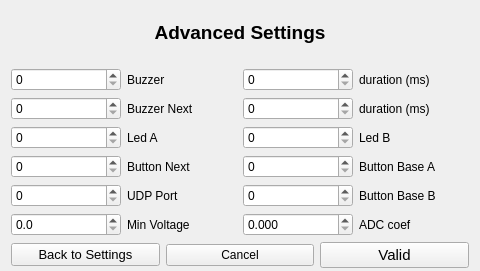
jomarin38/F3FChrono, file F3FChrono/gui/WSettingsAdvanced.ui: the form before one commit.
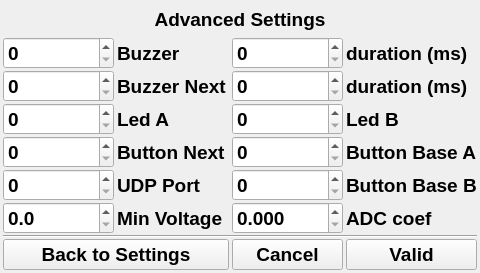
The form after the commit.

Commit message: gui - remove time laps gui - chrono time without decimal during couting up/down gui - button label increase size and bold gui - refly reset ui, remove next pilot function chrono/gui - refly flag validated process

Diff of the .ui file:
```diff
--- a/F3FChrono/gui/WSettingsAdvanced.ui
+++ b/F3FChrono/gui/WSettingsAdvanced.ui
@@ -7,200 +7,336 @@
     <x>0</x>
     <y>0</y>
     <width>480</width>
-    <height>271</height>
+    <height>273</height>
    </rect>
   </property>
   <property name="windowTitle">
    <string>Form</string>
   </property>
   <layout class="QGridLayout" name="gridLayout">
+   <property name="leftMargin">
+    <number>3</number>
+   </property>
    <property name="topMargin">
     <number>3</number>
    </property>
+   <property name="rightMargin">
+    <number>3</number>
+   </property>
    <property name="bottomMargin">
     <number>3</number>
    </property>
-   <item row="0" column="0">
-    <layout class="QVBoxLayout" name="verticalLayout">
-     <item>
-      <layout class="QHBoxLayout" name="horizontalLayout_2">
-       <item>
-        <widget class="QLabel" name="label">
-         <property name="font">
-          <font>
-           <pointsize>14</pointsize>
-           <weight>75</weight>
-           <bold>true</bold>
-          </font>
-         </property>
-         <property name="text">
-          <string>Advanced Settings</string>
-         </property>
-         <property name="alignment">
-          <set>Qt::AlignCenter</set>
-         </property>
-        </widget>
-       </item>
-      </layout>
-     </item>
-     <item>
-      <layout class="QGridLayout" name="gridLayout_2">
-       <item row="0" column="0">
-        <layout class="QHBoxLayout" name="horizontalLayout_9">
-         <item>
-          <widget class="QSpinBox" name="port_buzzer"/>
-         </item>
-         <item>
-          <widget class="QLabel" name="label_7">
-           <property name="text">
-            <string>Buzzer</string>
-           </property>
-          </widget>
-         </item>
-        </layout>
-       </item>
-       <item row="3" column="0">
-        <layout class="QHBoxLayout" name="horizontalLayout_7">
-         <item>
-          <widget class="QSpinBox" name="port_btn_next"/>
-         </item>
-         <item>
-          <widget class="QLabel" name="label_5">
-           <property name="text">
-            <string>Button Next</string>
-           </property>
-          </widget>
-         </item>
-        </layout>
-       </item>
-       <item row="1" column="1">
-        <layout class="QHBoxLayout" name="horizontalLayout_21">
-         <item>
-          <widget class="QSpinBox" name="buzzer_next_duration">
-           <property name="maximum">
-            <number>65535</number>
-           </property>
-          </widget>
-         </item>
-         <item>
-          <widget class="QLabel" name="label_19">
-           <property name="text">
-            <string>duration (ms)</string>
-           </property>
-          </widget>
-         </item>
-        </layout>
-       </item>
-       <item row="2" column="1">
-        <layout class="QHBoxLayout" name="horizontalLayout_12">
-         <item>
-          <widget class="QSpinBox" name="port_ledB"/>
-         </item>
-         <item>
+   <property name="horizontalSpacing">
+    <number>3</number>
+   </property>
+   <property name="verticalSpacing">
+    <number>1</number>
+   </property>
+   <item row="3" column="3">
           <widget class="QLabel" name="label_10">
+     <property name="font">
+      <font>
+       <pointsize>14</pointsize>
+       <weight>75</weight>
+       <bold>true</bold>
+      </font>
+     </property>
            <property name="text">
             <string>Led B</string>
            </property>
           </widget>
          </item>
-        </layout>
+   <item row="4" column="0">
+    <widget class="QSpinBox" name="port_btn_next">
+     <property name="font">
+      <font>
+       <pointsize>14</pointsize>
+       <weight>75</weight>
+       <bold>true</bold>
+      </font>
+     </property>
+    </widget>
+   </item>
+   <item row="5" column="0">
+    <widget class="QSpinBox" name="udp_port">
+     <property name="font">
+      <font>
+       <pointsize>14</pointsize>
+       <weight>75</weight>
+       <bold>true</bold>
+      </font>
+     </property>
+     <property name="maximum">
+      <number>65535</number>
+     </property>
+    </widget>
+   </item>
+   <item row="5" column="2">
+    <widget class="QSpinBox" name="port_btn_baseB">
+     <property name="font">
+      <font>
+       <pointsize>14</pointsize>
+       <weight>75</weight>
+       <bold>true</bold>
+      </font>
+     </property>
+    </widget>
        </item>
        <item row="3" column="1">
-        <layout class="QHBoxLayout" name="horizontalLayout_4">
-         <item>
-          <widget class="QSpinBox" name="port_btn_baseA"/>
-         </item>
-         <item>
+    <widget class="QLabel" name="label_9">
+     <property name="font">
+      <font>
+       <pointsize>14</pointsize>
+       <weight>75</weight>
+       <bold>true</bold>
+      </font>
+     </property>
+     <property name="text">
+      <string>Led A</string>
+     </property>
+    </widget>
+   </item>
+   <item row="4" column="3">
           <widget class="QLabel" name="label_2">
+     <property name="font">
+      <font>
+       <pointsize>14</pointsize>
+       <weight>75</weight>
+       <bold>true</bold>
+      </font>
+     </property>
            <property name="text">
             <string>Button Base A</string>
            </property>
           </widget>
          </item>
-        </layout>
+   <item row="8" column="0" colspan="2">
+    <widget class="QPushButton" name="btn_back">
+     <property name="font">
+      <font>
+       <pointsize>14</pointsize>
+       <weight>75</weight>
+       <bold>true</bold>
+      </font>
+     </property>
+     <property name="text">
+      <string>Back to Settings</string>
+     </property>
+    </widget>
+   </item>
+   <item row="8" column="2">
+    <widget class="QPushButton" name="btn_cancel">
+     <property name="font">
+      <font>
+       <pointsize>14</pointsize>
+       <weight>75</weight>
+       <bold>true</bold>
+      </font>
+     </property>
+     <property name="text">
+      <string>Cancel</string>
+     </property>
+    </widget>
        </item>
        <item row="4" column="1">
-        <layout class="QHBoxLayout" name="horizontalLayout_6">
-         <item>
-          <widget class="QSpinBox" name="port_btn_baseB"/>
-         </item>
-         <item>
+    <widget class="QLabel" name="label_5">
+     <property name="font">
+      <font>
+       <pointsize>14</pointsize>
+       <weight>75</weight>
+       <bold>true</bold>
+      </font>
+     </property>
+     <property name="text">
+      <string>Button Next</string>
+     </property>
+    </widget>
+   </item>
+   <item row="5" column="3">
           <widget class="QLabel" name="label_4">
+     <property name="font">
+      <font>
+       <pointsize>14</pointsize>
+       <weight>75</weight>
+       <bold>true</bold>
+      </font>
+     </property>
            <property name="text">
             <string>Button Base B</string>
            </property>
           </widget>
          </item>
-        </layout>
-       </item>
-       <item row="0" column="1">
-        <layout class="QHBoxLayout" name="horizontalLayout_20">
-         <item>
-          <widget class="QSpinBox" name="buzzer_duration">
+   <item row="4" column="2">
+    <widget class="QSpinBox" name="port_btn_baseA">
+     <property name="font">
+      <font>
+       <pointsize>14</pointsize>
+       <weight>75</weight>
+       <bold>true</bold>
+      </font>
+     </property>
+    </widget>
+   </item>
+   <item row="2" column="0">
+    <widget class="QSpinBox" name="port_buzzer_next">
+     <property name="font">
+      <font>
+       <pointsize>14</pointsize>
+       <weight>75</weight>
+       <bold>true</bold>
+      </font>
+     </property>
+    </widget>
+   </item>
+   <item row="6" column="1">
+    <widget class="QLabel" name="label_3">
+     <property name="font">
+      <font>
+       <pointsize>14</pointsize>
+       <weight>75</weight>
+       <bold>true</bold>
+      </font>
+     </property>
+     <property name="text">
+      <string>Min Voltage</string>
+     </property>
+    </widget>
+   </item>
+   <item row="2" column="2">
+    <widget class="QSpinBox" name="buzzer_next_duration">
+     <property name="font">
+      <font>
+       <pointsize>14</pointsize>
+       <weight>75</weight>
+       <bold>true</bold>
+      </font>
+     </property>
            <property name="maximum">
             <number>65535</number>
            </property>
           </widget>
          </item>
-         <item>
+   <item row="6" column="2">
+    <widget class="QDoubleSpinBox" name="voltagecoef">
+     <property name="font">
+      <font>
+       <pointsize>14</pointsize>
+       <weight>75</weight>
+       <bold>true</bold>
+      </font>
+     </property>
+     <property name="decimals">
+      <number>3</number>
+     </property>
+     <property name="singleStep">
+      <double>0.100000000000000</double>
+     </property>
+    </widget>
+   </item>
+   <item row="1" column="1">
+    <widget class="QLabel" name="label_7">
+     <property name="font">
+      <font>
+       <pointsize>14</pointsize>
+       <weight>75</weight>
+       <bold>true</bold>
+      </font>
+     </property>
+     <property name="text">
+      <string>Buzzer</string>
+     </property>
+    </widget>
+   </item>
+   <item row="1" column="3">
           <widget class="QLabel" name="label_18">
+     <property name="font">
+      <font>
+       <pointsize>14</pointsize>
+       <weight>75</weight>
+       <bold>true</bold>
+      </font>
+     </property>
            <property name="text">
             <string>duration (ms)</string>
            </property>
           </widget>
-         </item>
-        </layout>
        </item>
        <item row="1" column="0">
-        <layout class="QHBoxLayout" name="horizontalLayout_8">
-         <item>
-          <widget class="QSpinBox" name="port_buzzer_next"/>
-         </item>
-         <item>
+    <widget class="QSpinBox" name="port_buzzer">
+     <property name="font">
+      <font>
+       <pointsize>14</pointsize>
+       <weight>75</weight>
+       <bold>true</bold>
+      </font>
+     </property>
+    </widget>
+   </item>
+   <item row="3" column="2">
+    <widget class="QSpinBox" name="port_ledB">
+     <property name="font">
+      <font>
+       <pointsize>14</pointsize>
+       <weight>75</weight>
+       <bold>true</bold>
+      </font>
+     </property>
+    </widget>
+   </item>
+   <item row="0" column="0" colspan="4">
+    <widget class="QLabel" name="label">
+     <property name="font">
+      <font>
+       <pointsize>14</pointsize>
+       <weight>75</weight>
+       <bold>true</bold>
+      </font>
+     </property>
+     <property name="text">
+      <string>Advanced Settings</string>
+     </property>
+     <property name="alignment">
+      <set>Qt::AlignCenter</set>
+     </property>
+    </widget>
+   </item>
+   <item row="2" column="1">
           <widget class="QLabel" name="label_6">
+     <property name="font">
+      <font>
+       <pointsize>14</pointsize>
+       <weight>75</weight>
+       <bold>true</bold>
+      </font>
+     </property>
            <property name="text">
             <string>Buzzer Next</string>
            </property>
           </widget>
          </item>
-        </layout>
-       </item>
-       <item row="2" column="0">
-        <layout class="QHBoxLayout" name="horizontalLayout_11">
-         <item>
-          <widget class="QSpinBox" name="port_ledA"/>
-         </item>
-         <item>
-          <widget class="QLabel" name="label_9">
-           <property name="text">
-            <string>Led A</string>
-           </property>
-          </widget>
-         </item>
-        </layout>
-       </item>
-       <item row="4" column="0">
-        <layout class="QHBoxLayout" name="horizontalLayout_10">
-         <item>
-          <widget class="QSpinBox" name="udp_port">
-           <property name="maximum">
-            <number>65535</number>
-           </property>
-          </widget>
-         </item>
-         <item>
-          <widget class="QLabel" name="label_8">
+   <item row="2" column="3">
+    <widget class="QLabel" name="label_19">
+     <property name="font">
+      <font>
+       <pointsize>14</pointsize>
+       <weight>75</weight>
+       <bold>true</bold>
+      </font>
+     </property>
            <property name="text">
-            <string>UDP Port</string>
+      <string>duration (ms)</string>
            </property>
           </widget>
          </item>
-        </layout>
-       </item>
-       <item row="5" column="0">
-        <layout class="QHBoxLayout" name="horizontalLayout_5">
-         <item>
+   <item row="6" column="0">
           <widget class="QDoubleSpinBox" name="voltagemin">
+     <property name="font">
+      <font>
+       <pointsize>14</pointsize>
+       <weight>75</weight>
+       <bold>true</bold>
+      </font>
+     </property>
            <property name="decimals">
             <number>1</number>
            </property>
@@ -209,76 +345,81 @@
            </property>
           </widget>
          </item>
-         <item>
-          <widget class="QLabel" name="label_3">
+   <item row="8" column="3">
+    <widget class="QPushButton" name="btn_valid">
+     <property name="font">
+      <font>
+       <pointsize>14</pointsize>
+       <weight>75</weight>
+       <bold>true</bold>
+      </font>
+     </property>
            <property name="text">
-            <string>Min Voltage</string>
-           </property>
-          </widget>
-         </item>
-        </layout>
+      <string>Valid</string>
+     </property>
+    </widget>
        </item>
        <item row="5" column="1">
-        <layout class="QHBoxLayout" name="horizontalLayout_13">
-         <item>
-          <widget class="QDoubleSpinBox" name="voltagecoef">
-           <property name="decimals">
-            <number>3</number>
-           </property>
-           <property name="singleStep">
-            <double>0.100000000000000</double>
+    <widget class="QLabel" name="label_8">
+     <property name="font">
+      <font>
+       <pointsize>14</pointsize>
+       <weight>75</weight>
+       <bold>true</bold>
+      </font>
+     </property>
+     <property name="text">
+      <string>UDP Port</string>
            </property>
           </widget>
          </item>
-         <item>
+   <item row="6" column="3">
           <widget class="QLabel" name="label_11">
+     <property name="font">
+      <font>
+       <pointsize>14</pointsize>
+       <weight>75</weight>
+       <bold>true</bold>
+      </font>
+     </property>
            <property name="text">
             <string>ADC coef</string>
            </property>
           </widget>
          </item>
-        </layout>
-       </item>
-      </layout>
-     </item>
-     <item>
-      <layout class="QHBoxLayout" name="horizontalLayout">
-       <item>
-        <widget class="QPushButton" name="btn_back">
+   <item row="1" column="2">
+    <widget class="QSpinBox" name="buzzer_duration">
          <property name="font">
           <font>
-           <pointsize>10</pointsize>
-          </font>
-         </property>
-         <property name="text">
-          <string>Back to Settings</string>
+       <pointsize>14</pointsize>
+       <weight>75</weight>
+       <bold>true</bold>
+      </font>
+     </property>
+     <property name="maximum">
+      <number>65535</number>
          </property>
         </widget>
        </item>
-       <item>
-        <widget class="QPushButton" name="btn_cancel">
-         <property name="text">
-          <string>Cancel</string>
-         </property>
-        </widget>
-       </item>
-       <item>
-        <widget class="QPushButton" name="btn_valid">
+   <item row="3" column="0">
+    <widget class="QSpinBox" name="port_ledA">
          <property name="font">
           <font>
-           <pointsize>11</pointsize>
-          </font>
-         </property>
-         <property name="text">
-          <string>Valid</string>
+       <pointsize>14</pointsize>
+       <weight>75</weight>
+       <bold>true</bold>
+      </font>
+     </property>
+    </widget>
+   </item>
+   <item row="7" column="0" colspan="4">
+    <widget class="Line" name="line">
+     <property name="orientation">
+      <enum>Qt::Horizontal</enum>
          </property>
         </widget>
        </item>
       </layout>
-     </item>
-    </layout>
-   </item>
-  </layout>
  </widget>
  <tabstops>
   <tabstop>port_buzzer</tabstop>
```
Left out of the diff: 9 changed lines with no effect on the pictures. Lines whose indentation alone changed are shown as unchanged. The commit also changes 26 other files.
